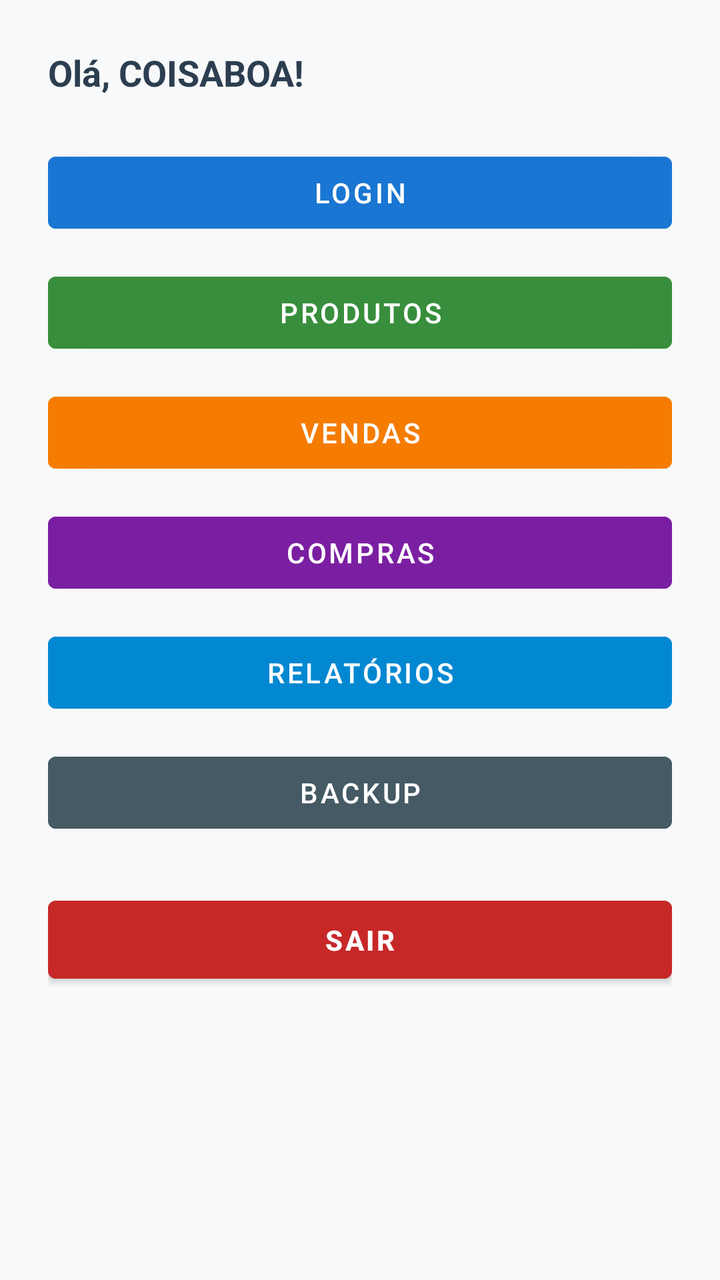
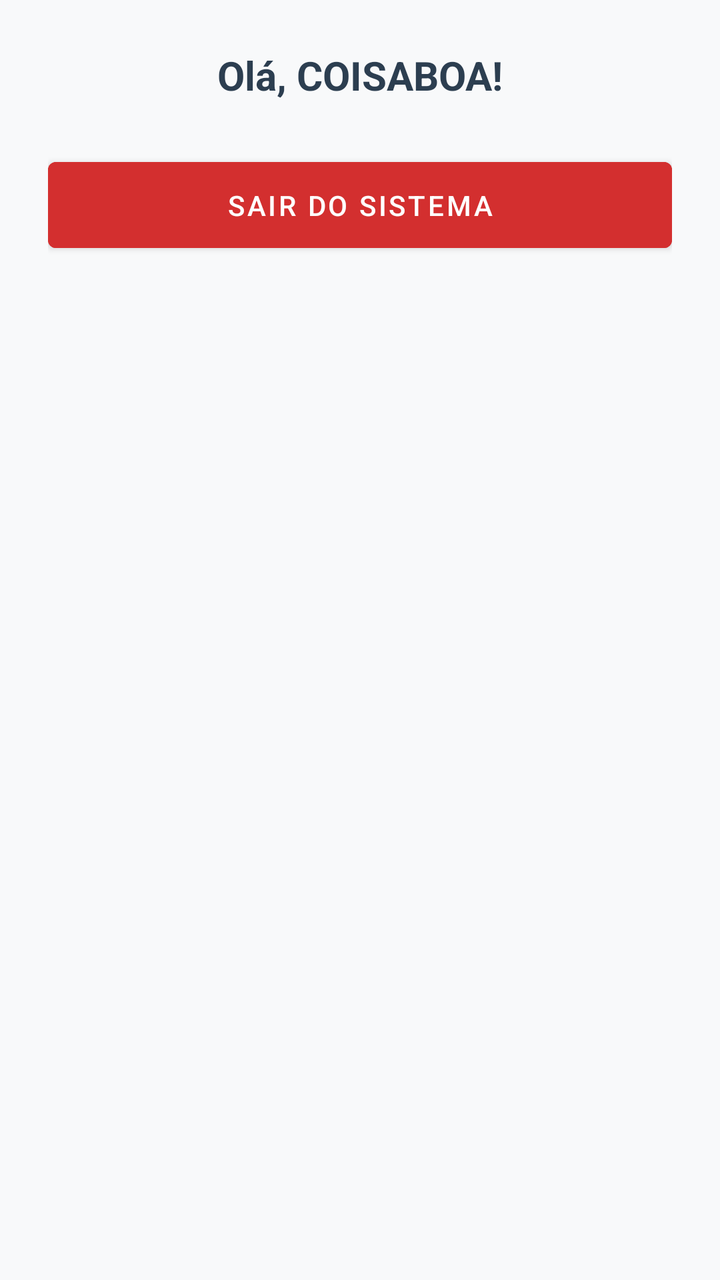

An Android layout rendered at two revisions. The XML below is the earlier revision; the diff shows what the commit changed to produce the second picture.
<!-- AndroidManifest.xml: application theme Theme.COISABOA -->
<!-- res/layout/activity_main.xml -->
<?xml version="1.0" encoding="utf-8"?>
<ScrollView xmlns:android="http://schemas.android.com/apk/res/android"
    android:layout_width="match_parent"
    android:layout_height="match_parent"
    android:background="#F8F9FA">

    <LinearLayout
        android:layout_width="match_parent"
        android:layout_height="wrap_content"
        android:orientation="vertical"
        android:padding="24dp">

        
        <TextView
            android:id="@+id/tvHello"
            android:layout_width="match_parent"
            android:layout_height="wrap_content"
            android:text="Olá, COISABOA!"
            android:textStyle="bold"
            android:textSize="18sp"
            android:textColor="#2C3E50"
            android:paddingBottom="20dp" />

        
        <Button
            android:id="@+id/btnLogin"
            android:layout_width="match_parent"
            android:layout_height="wrap_content"
            android:text="@string/btn_login"
            android:backgroundTint="#1976D2"
            android:textColor="#FFFFFF"
            android:layout_marginTop="4dp" />

        
        <Button
            android:id="@+id/btnProdutos"
            android:layout_width="match_parent"
            android:layout_height="wrap_content"
            android:text="@string/btn_produtos"
            android:backgroundTint="#388E3C"
            android:textColor="#FFFFFF"
            android:layout_marginTop="12dp" />

        
        <Button
            android:id="@+id/btnVendas"
            android:layout_width="match_parent"
            android:layout_height="wrap_content"
            android:text="@string/btn_vendas"
            android:backgroundTint="#F57C00"
            android:textColor="#FFFFFF"
            android:layout_marginTop="12dp" />

        
        <Button
            android:id="@+id/btnCompras"
            android:layout_width="match_parent"
            android:layout_height="wrap_content"
            android:text="@string/btn_compras"
            android:backgroundTint="#7B1FA2"
            android:textColor="#FFFFFF"
            android:layout_marginTop="12dp" />

        
        <Button
            android:id="@+id/btnRelatorios"
            android:layout_width="match_parent"
            android:layout_height="wrap_content"
            android:text="@string/btn_relatorios"
            android:backgroundTint="#0288D1"
            android:textColor="#FFFFFF"
            android:layout_marginTop="12dp" />

        
        <Button
            android:id="@+id/btnBackup"
            android:layout_width="match_parent"
            android:layout_height="wrap_content"
            android:text="@string/btn_backup"
            android:backgroundTint="#455A64"
            android:textColor="#FFFFFF"
            android:layout_marginTop="12dp" />

        
        <Button
            android:id="@+id/btnLogout"
            android:layout_width="match_parent"
            android:layout_height="wrap_content"
            android:text="Sair"
            android:backgroundTint="#C62828"
            android:textColor="#FFFFFF"
            android:textStyle="bold"
            android:layout_marginTop="24dp"
            android:padding="10dp" />

    </LinearLayout>
</ScrollView>
<!-- resources referenced by this layout -->
<resources>
  <string name="btn_backup">Backup</string>
  <string name="btn_compras">Compras</string>
  <string name="btn_login">Login</string>
  <string name="btn_produtos">Produtos</string>
  <string name="btn_relatorios">Relatórios</string>
  <string name="btn_vendas">Vendas</string>
  <style name="Theme.COISABOA" parent="Theme.MaterialComponents.DayNight.NoActionBar">
          <item name="colorPrimary">@color/purple_500</item>
          <item name="colorPrimaryVariant">@color/purple_700</item>
          <item name="colorSecondary">@color/teal_200</item>
          <item name="android:statusBarColor" tools:targetApi="l">?attr/colorPrimaryVariant</item>
      </style>
  <color name="purple_500">#6200EE</color>
  <color name="purple_700">#3700B3</color>
  <color name="teal_200">#03DAC5</color>
</resources>

<!-- the commit's change to res/layout/activity_main.xml (unified diff, before → after) -->
@@ -1,97 +1,32 @@
 <?xml version="1.0" encoding="utf-8"?>
-<ScrollView xmlns:android="http://schemas.android.com/apk/res/android"
+<LinearLayout xmlns:android="http://schemas.android.com/apk/res/android"
     android:layout_width="match_parent"
     android:layout_height="match_parent"
+    android:orientation="vertical"
+    android:gravity="center_horizontal"
+    android:padding="24dp"
     android:background="#F8F9FA">
 
-    <LinearLayout
+    
+    <TextView
+    android:id="@+id/tvHello"
+    android:layout_width="match_parent"
+    android:layout_height="wrap_content"
+    android:text="Olá, COISABOA!"
+    android:textSize="20sp"
+    android:textStyle="bold"
+    android:textAlignment="center"
+    android:textColor="#2C3E50"
+    android:paddingBottom="24dp" />
+
+    
+    <Button
+        android:id="@+id/btnLogout"
         android:layout_width="match_parent"
         android:layout_height="wrap_content"
-        android:orientation="vertical"
-        android:padding="24dp">
+        android:text="Sair do Sistema"
+        android:textColor="@android:color/white"
+        android:backgroundTint="#D32F2F"
+        android:padding="12dp" />
 
-        
-        <TextView
-            android:id="@+id/tvHello"
-            android:layout_width="match_parent"
-            android:layout_height="wrap_content"
-            android:text="Olá, COISABOA!"
-            android:textStyle="bold"
-            android:textSize="18sp"
-            android:textColor="#2C3E50"
-            android:paddingBottom="20dp" />
-
-        
-        <Button
-            android:id="@+id/btnLogin"
-            android:layout_width="match_parent"
-            android:layout_height="wrap_content"
-            android:text="@string/btn_login"
-            android:backgroundTint="#1976D2"
-            android:textColor="#FFFFFF"
-            android:layout_marginTop="4dp" />
-
-        
-        <Button
-            android:id="@+id/btnProdutos"
-            android:layout_width="match_parent"
-            android:layout_height="wrap_content"
-            android:text="@string/btn_produtos"
-            android:backgroundTint="#388E3C"
-            android:textColor="#FFFFFF"
-            android:layout_marginTop="12dp" />
-
-        
-        <Button
-            android:id="@+id/btnVendas"
-            android:layout_width="match_parent"
-            android:layout_height="wrap_content"
-            android:text="@string/btn_vendas"
-            android:backgroundTint="#F57C00"
-            android:textColor="#FFFFFF"
-            android:layout_marginTop="12dp" />
-
-        
-        <Button
-            android:id="@+id/btnCompras"
-            android:layout_width="match_parent"
-            android:layout_height="wrap_content"
-            android:text="@string/btn_compras"
-            android:backgroundTint="#7B1FA2"
-            android:textColor="#FFFFFF"
-            android:layout_marginTop="12dp" />
-
-        
-        <Button
-            android:id="@+id/btnRelatorios"
-            android:layout_width="match_parent"
-            android:layout_height="wrap_content"
-            android:text="@string/btn_relatorios"
-            android:backgroundTint="#0288D1"
-            android:textColor="#FFFFFF"
-            android:layout_marginTop="12dp" />
-
-        
-        <Button
-            android:id="@+id/btnBackup"
-            android:layout_width="match_parent"
-            android:layout_height="wrap_content"
-            android:text="@string/btn_backup"
-            android:backgroundTint="#455A64"
-            android:textColor="#FFFFFF"
-            android:layout_marginTop="12dp" />
-
-        
-        <Button
-            android:id="@+id/btnLogout"
-            android:layout_width="match_parent"
-            android:layout_height="wrap_content"
-            android:text="Sair"
-            android:backgroundTint="#C62828"
-            android:textColor="#FFFFFF"
-            android:textStyle="bold"
-            android:layout_marginTop="24dp"
-            android:padding="10dp" />
-
-    </LinearLayout>
-</ScrollView>
+</LinearLayout>
<!-- resource entries referenced after the edit -->
@@ -1,11 +1,5 @@
 <!-- resources referenced by this layout -->
 <resources>
-  <string name="btn_backup">Backup</string>
-  <string name="btn_compras">Compras</string>
-  <string name="btn_login">Login</string>
-  <string name="btn_produtos">Produtos</string>
-  <string name="btn_relatorios">Relatórios</string>
-  <string name="btn_vendas">Vendas</string>
   <style name="Theme.COISABOA" parent="Theme.MaterialComponents.DayNight.NoActionBar">
           <item name="colorPrimary">@color/purple_500</item>
           <item name="colorPrimaryVariant">@color/purple_700</item>
